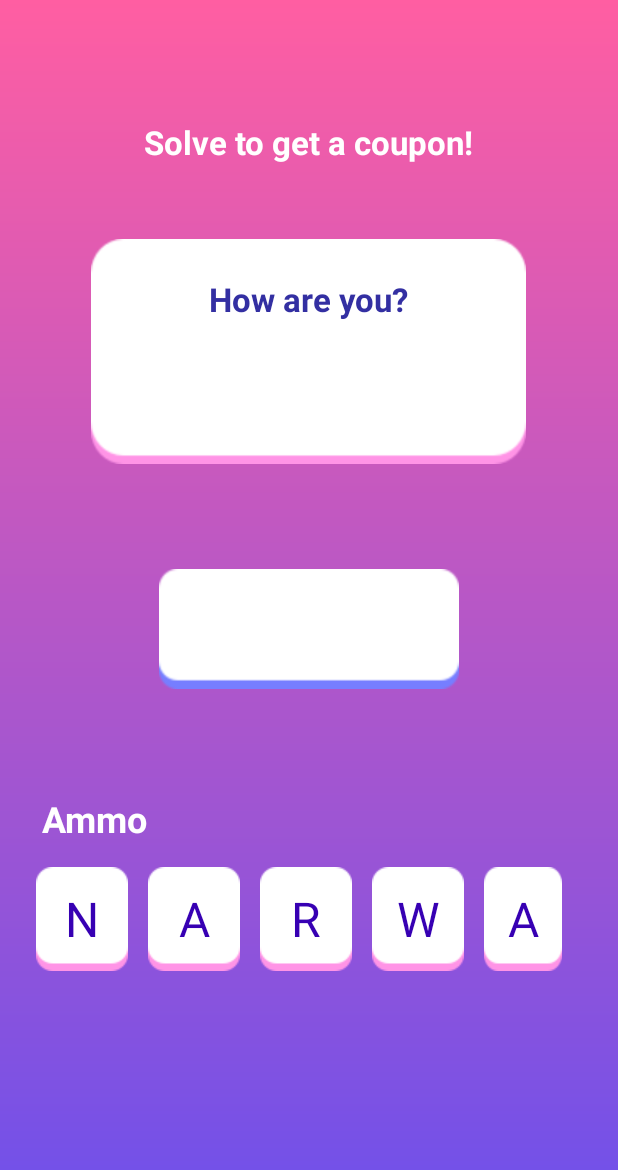
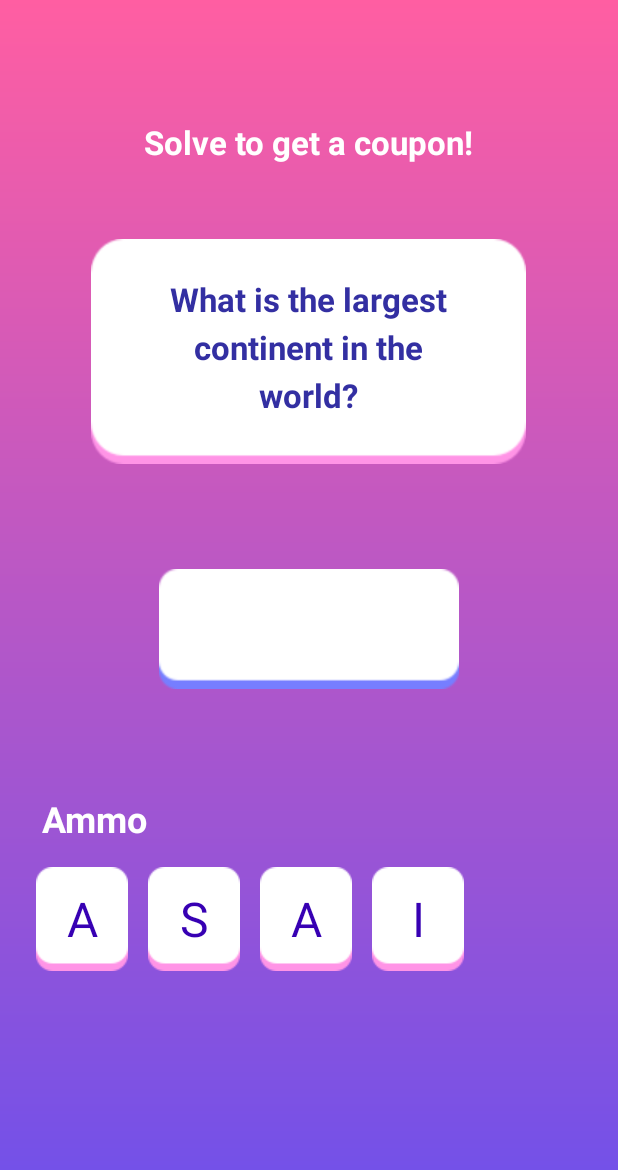
Before and after one commit to rawanrumayh/project, an Android app: the screen it shows after launch (Challenge), on a phone screen of 412 x 824 dp. Shown: the top 1170 px of the screen. Run offline under Robolectric (Android 15) with nearby library versions, the phone set to English and light mode, and no system bars; our stand-ins replace navigation-ui.

Commit message:
Update MainActivity.java

```diff
--- a/coupons2/app/src/main/java/com/example/coupons/MainActivity.java
+++ b/coupons2/app/src/main/java/com/example/coupons/MainActivity.java
@@ -27,10 +27,10 @@ public class MainActivity extends AppCompatActivity {
         super.onCreate(savedInstanceState);
 
         Intent intent = new Intent(MainActivity.this,Challenge.class);
-        intent.putExtra("percentage","40");
-        intent.putExtra("question","How are you?");
-        intent.putExtra("answer","RAWAN");
-        intent.putExtra("coupon","ME");
+        intent.putExtra("percentage","15");
+        intent.putExtra("question","What is the largest continent in the world?");
+        intent.putExtra("answer","ASIA");
+        intent.putExtra("coupon","Enjoy");
 startActivity(intent);
 
     }
```
